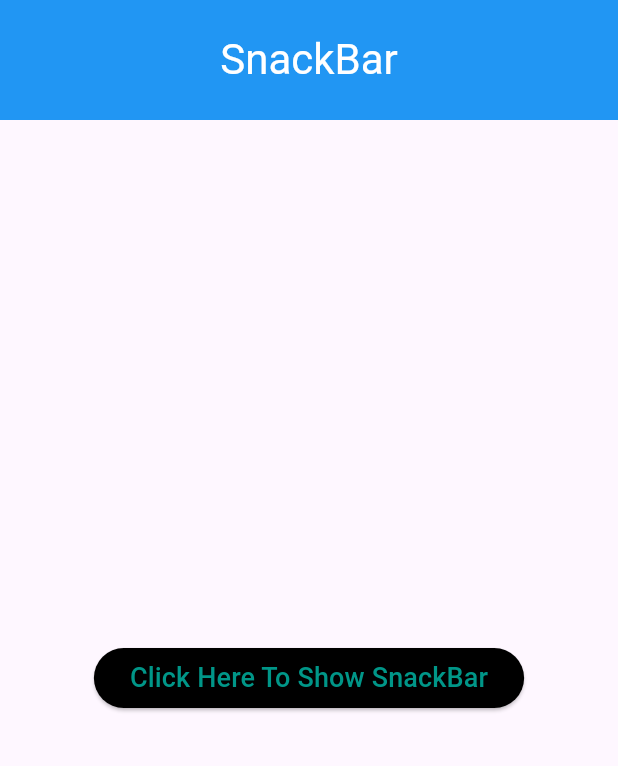
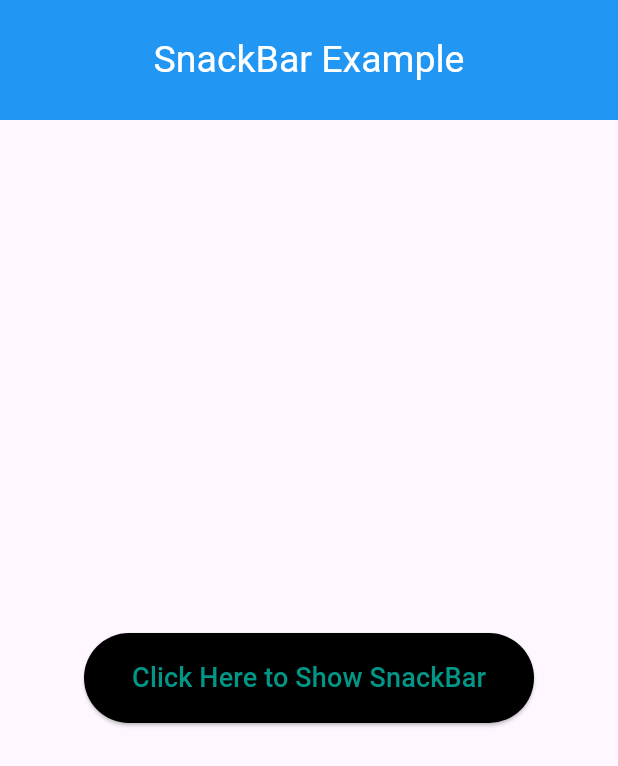
Before and after one commit to AnkitUmredkar/Resume_app_daily_task, a Flutter app: the screen it shows after launch, on a phone screen of 412 x 824 dp. Shown: the top 766 px of the screen. Run offline on Flutter 3.47's test engine with Material 3 defaults, Android fonts, the phone set to English and light mode, and no system bars.

Commit message:
Resume App Daily Task

```diff
--- a/lib/Daily_Task/snack_bar.dart
+++ b/lib/Daily_Task/snack_bar.dart
@@ -15,21 +15,27 @@ class _snackBarState extends State<snackBar> {
         appBar: AppBar(
           backgroundColor: Colors.blue,
           title: const Text(
-            'SnackBar',
-            style: TextStyle(color: Colors.white, fontSize: 28),
+            'SnackBar Example',
+            style: TextStyle(color: Colors.white, fontSize: 25),
           ),
           centerTitle: true,
           toolbarHeight: 80,
         ),
         body: Center(
           child: ElevatedButton(
-            style: const ButtonStyle(
-              backgroundColor: MaterialStatePropertyAll(Colors.black),
+            style: ElevatedButton.styleFrom(
+              minimumSize: const Size(300, 60),
+              backgroundColor: Colors.black,
+              padding: const EdgeInsets.all(16),
             ),
             onPressed: () {
               ScaffoldMessenger.of(context).showSnackBar(
                 SnackBar(
-                  content: const Text('SnackBar is Here'),
+                  behavior: SnackBarBehavior.floating,
+                  content: const Text(
+                    'SnackBar is Here',
+                    style: TextStyle(fontSize: 17),
+                  ),
                   action: SnackBarAction(
                     label: 'Retry',
                     onPressed: () {},
@@ -38,7 +44,7 @@ class _snackBarState extends State<snackBar> {
               );
             },
             child: const Text(
-              'Click Here To Show SnackBar',
+              'Click Here to Show SnackBar',
               style: TextStyle(
                 color: Colors.teal,
                 fontSize: 18,
```
